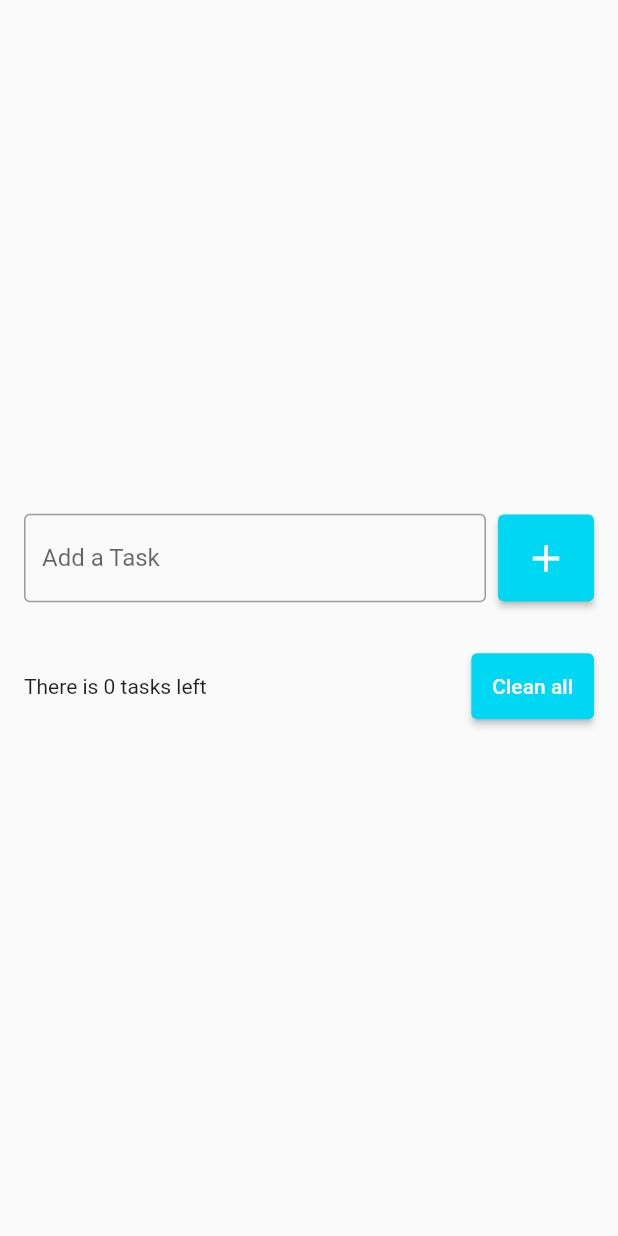
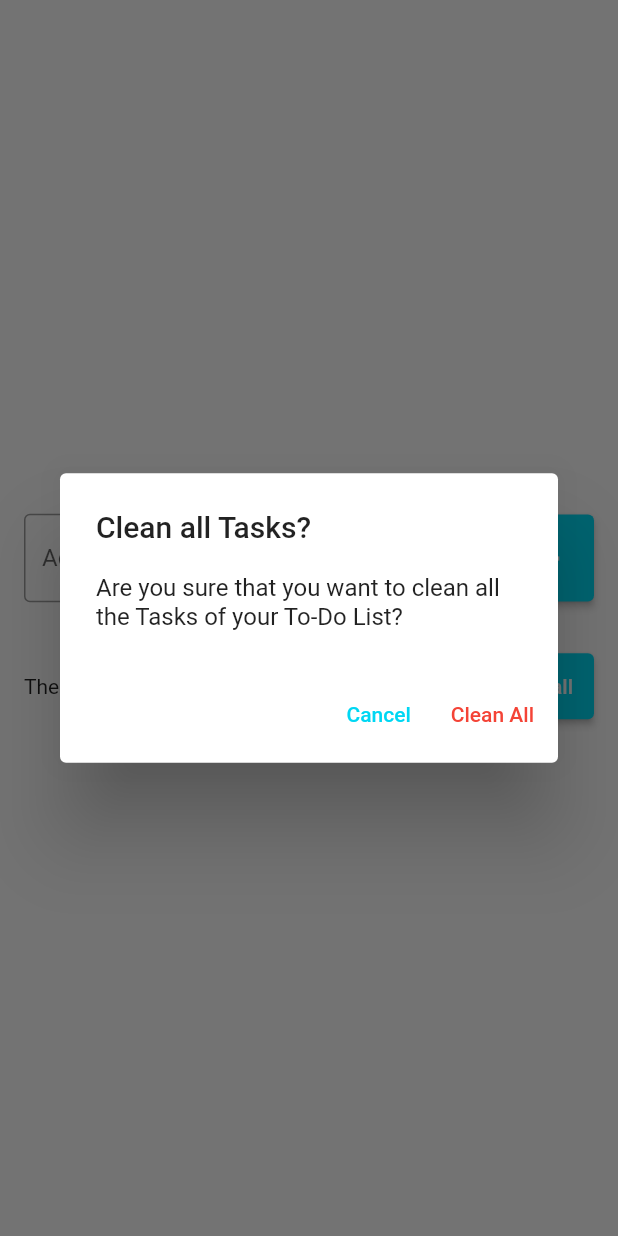
Before and after one commit to Vini-Coding/toDoList, a Flutter app: the screen it shows after launch, after a tap on "Clean all", on a phone screen of 412 x 824 dp. Run offline on Flutter 3.47's test engine with Material 2 defaults, Android fonts, the phone set to English and light mode, and no system bars; our stand-ins replace flutter_slidable.

Commit message:
"Clean all" feature
- Confirmation Dialog for 'Clean all' button was created.
- Confirmation Dialog UI finished.
- Confirmatio Dialog logic finished.
- Clean All logic done.

```diff
--- a/to_do_list/lib/pages/homepage.dart
+++ b/to_do_list/lib/pages/homepage.dart
@@ -86,7 +86,7 @@ class _HomePageState extends State<HomePage> {
                     ),
                     const SizedBox(width: 8),
                     ElevatedButton(
-                      onPressed: () {},
+                      onPressed: showDeleteTasksConfirmationDialog,
                       child: const Text('Clean all'),
                       style: ElevatedButton.styleFrom(
                         primary: const Color(0xff00d7f3),
@@ -132,4 +132,34 @@ class _HomePageState extends State<HomePage> {
       ),
     );
   }
+
+  void showDeleteTasksConfirmationDialog() {
+    showDialog(
+      context: context,
+      builder: (context) => AlertDialog(
+        title: const Text('Clean all Tasks?'),
+        content: const Text(
+            'Are you sure that you want to clean all the Tasks of your To-Do List?'),
+        actions: [
+          TextButton(
+            onPressed: () {
+              Navigator.of(context).pop();
+            },
+            style: TextButton.styleFrom(primary: const Color(0xff00d7f3)),
+            child: const Text('Cancel'),
+          ),
+          TextButton(
+            onPressed: () {
+              Navigator.of(context).pop();
+              setState(() {
+                tasks.clear();
+              });
+            },
+            style: TextButton.styleFrom(primary: Colors.red),
+            child: const Text('Clean All'),
+          ),
+        ],
+      ),
+    );
+  }
 }
```
